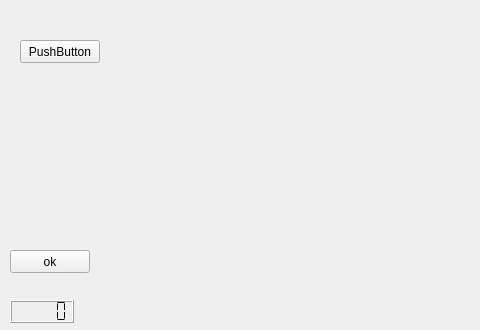
antoinnneee/Heat_Monitor, file mainwindow.ui: the form before one commit; both pictures show x 0 to 480 and y 0 to 330 of the 800 by 480 pixel window.
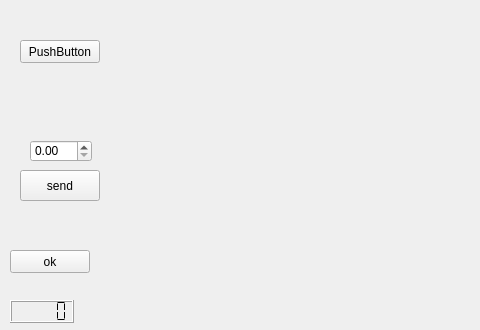
The form after the commit.

The edit to the form file:
```diff
--- a/mainwindow.ui
+++ b/mainwindow.ui
@@ -64,6 +64,38 @@
      <enum>QLCDNumber::Flat</enum>
     </property>
    </widget>
+   <widget class="QPushButton" name="send">
+    <property name="geometry">
+     <rect>
+      <x>20</x>
+      <y>170</y>
+      <width>80</width>
+      <height>31</height>
+     </rect>
+    </property>
+    <property name="cursor">
+     <cursorShape>PointingHandCursor</cursorShape>
+    </property>
+    <property name="text">
+     <string>send</string>
+    </property>
+    <property name="default">
+     <bool>false</bool>
+    </property>
+    <property name="flat">
+     <bool>false</bool>
+    </property>
+   </widget>
+   <widget class="QDoubleSpinBox" name="doubleSpinBox">
+    <property name="geometry">
+     <rect>
+      <x>30</x>
+      <y>140</y>
+      <width>62</width>
+      <height>22</height>
+     </rect>
+    </property>
+   </widget>
   </widget>
  </widget>
  <layoutdefault spacing="6" margin="11"/>
```
